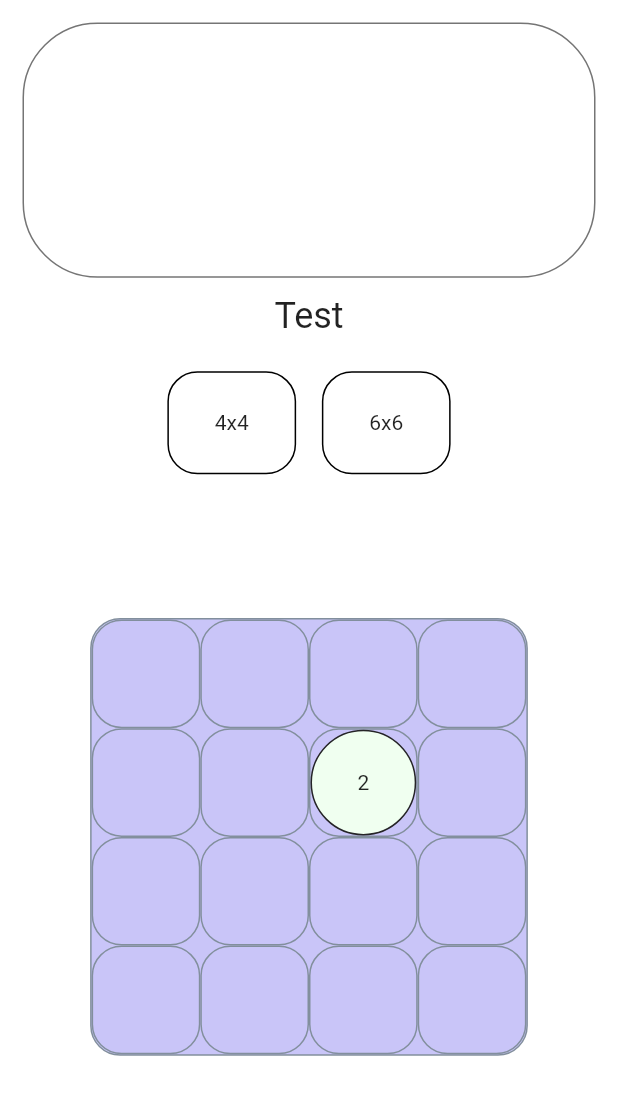
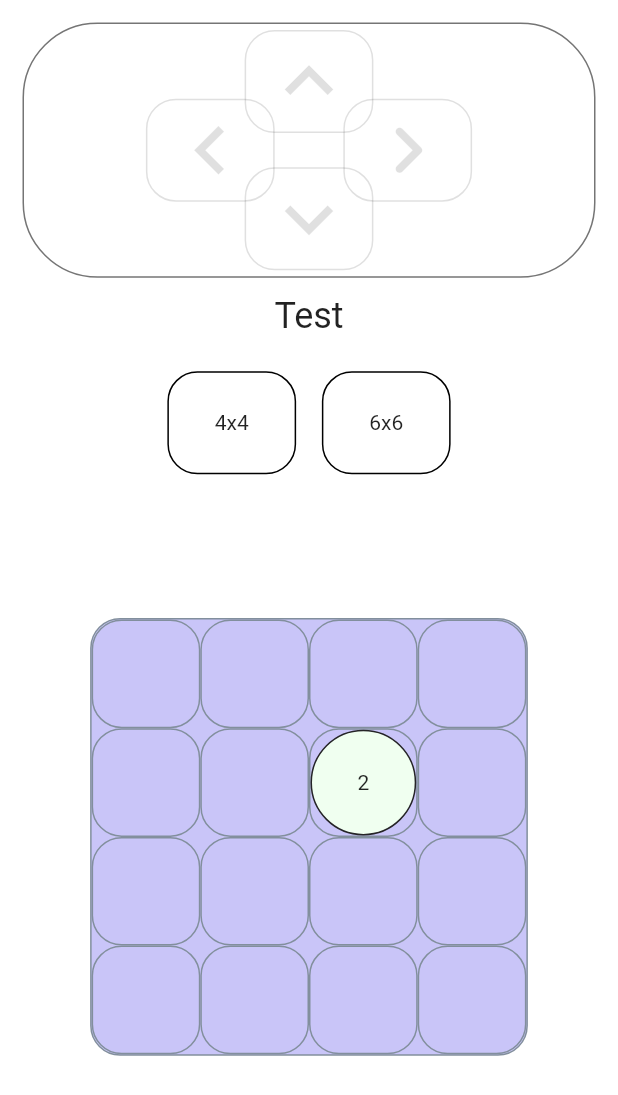
Before and after one commit to include9it/flutter_mini_games, a Flutter app: the screen it shows after launch, on a phone screen of 412 x 824 dp. Shown: the top 1095 px of the screen. Run offline on Flutter 3.47's test engine with Material 2 defaults, Android fonts, the phone set to English and light mode, and no system bars; our stand-ins replace bloc, flutter_bloc, freezed_annotation, logger.

Commit message:
code refactor

```diff
--- a/lib/widgets/game_2048_widget/buttons/play_control_button.dart
+++ b/lib/widgets/game_2048_widget/buttons/play_control_button.dart
@@ -4,11 +4,13 @@ import 'package:flutter_mini_games/config/visual.dart';
 class PlayControlButton extends StatelessWidget {
   final VoidCallback onTap;
   final String value;
+  final IconData? icon;
   final Color? color;
 
   const PlayControlButton({
     Key? key,
     required this.value,
+    this.icon,
     required this.onTap,
     this.color,
   }) : super(key: key);
@@ -25,7 +27,13 @@ class PlayControlButton extends StatelessWidget {
           borderRadius: const BorderRadius.all(Radius.circular(20)),
         ),
         child: Center(
-          child: Text(value, style: TextStyle(color: color)),
+          child: icon != null
+              ? Icon(
+                  icon,
+                  size: 65.0,
+                  color: color,
+                )
+              : Text(value, style: TextStyle(color: color)),
         ),
       ),
     );
--- a/lib/widgets/game_2048_widget/buttons/play_control_buttons.dart
+++ b/lib/widgets/game_2048_widget/buttons/play_control_buttons.dart
@@ -28,8 +28,9 @@ class PlayControlButtons extends StatelessWidget {
                       PlayControlButton(
                         color: state.maybeMap(
                           swipeUp: (state) => Colors.black,
-                          orElse: () => Colors.transparent,
+                          orElse: () => Colors.black12,
                         ),
+                        icon: Icons.keyboard_arrow_up,
                         onTap: () => ({}),
                         value: 'Up',
                       ),
@@ -39,8 +40,9 @@ class PlayControlButtons extends StatelessWidget {
                       PlayControlButton(
                         color: state.maybeMap(
                           swipeDown: (state) => Colors.black,
-                          orElse: () => Colors.transparent,
+                          orElse: () => Colors.black12,
                         ),
+                        icon: Icons.keyboard_arrow_down,
                         onTap: () => ({}),
                         value: 'Down',
                       ),
@@ -53,8 +55,9 @@ class PlayControlButtons extends StatelessWidget {
                     PlayControlButton(
                       color: state.maybeMap(
                         swipeLeft: (state) => Colors.black,
-                        orElse: () => Colors.transparent,
+                        orElse: () => Colors.black12,
                       ),
+                      icon: Icons.keyboard_arrow_left,
                       onTap: () => ({}),
                       value: 'Left',
                     ),
@@ -64,8 +67,9 @@ class PlayControlButtons extends StatelessWidget {
                     PlayControlButton(
                       color: state.maybeMap(
                         swipeRight: (state) => Colors.black,
-                        orElse: () => Colors.transparent,
+                        orElse: () => Colors.black12,
                       ),
+                      icon: Icons.keyboard_arrow_right_rounded,
                       onTap: () => ({}),
                       value: 'Right',
                     ),
```
